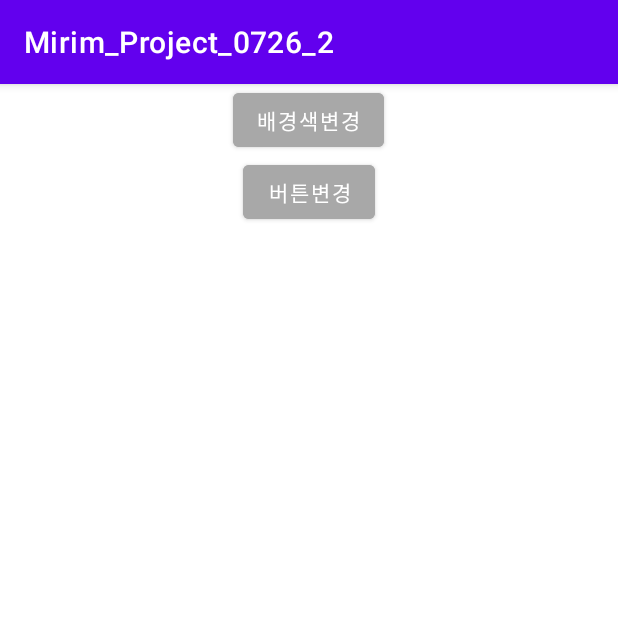
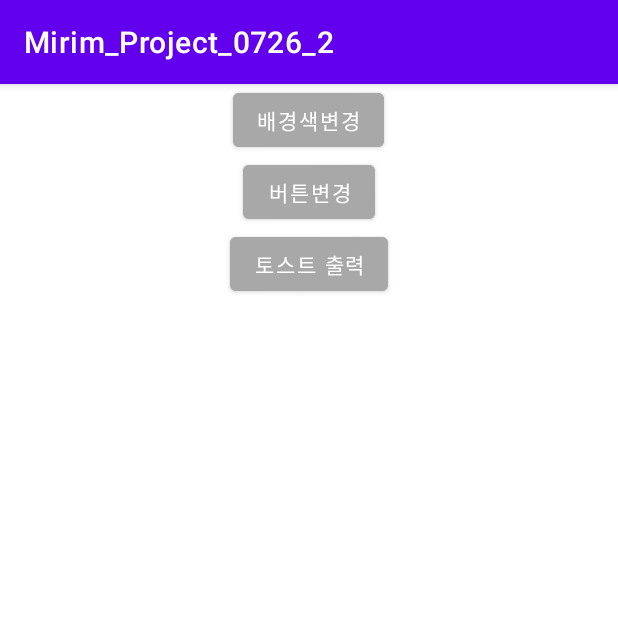
Before and after one commit to seungchae1/Mirim_Project_0726_2, an Android app: the screen it shows after launch (MainActivity), on a phone screen of 412 x 824 dp, the top half of it. Run offline under Robolectric (Android 15) with nearby library versions, the phone set to English and light mode, and no system bars.

Commit message:
Toast 위치변경(API28이하에서 실행)

```diff
--- a/app/src/main/java/kr/hs/emirim/s2125/mirim_project_0726_2/MainActivity.java
+++ b/app/src/main/java/kr/hs/emirim/s2125/mirim_project_0726_2/MainActivity.java
@@ -6,11 +6,13 @@ import androidx.appcompat.app.AppCompatActivity;
 import android.graphics.Color;
 import android.os.Bundle;
 import android.view.ContextMenu;
+import android.view.Gravity;
 import android.view.MenuInflater;
 import android.view.MenuItem;
 import android.view.View;
 import android.widget.Button;
 import android.widget.LinearLayout;
+import android.widget.Toast;
 
 public class MainActivity extends AppCompatActivity {
     LinearLayout linear;
@@ -26,7 +28,19 @@ public class MainActivity extends AppCompatActivity {
 
         registerForContextMenu(btn1); //롱클릭시 나타나게 contextmenu로 설정
         registerForContextMenu(btn2);
+
+        Button btn3 = findViewById(R.id.btn_toast);
+        btn3.setOnClickListener(toastListener);
     }
+
+    View.OnClickListener toastListener = new View.OnClickListener() {
+        @Override
+        public void onClick(View view) {
+            Toast t = Toast.makeText(MainActivity.this, "토스트위치변경연습",Toast.LENGTH_SHORT);
+            t.setGravity(Gravity.CENTER, 0,0);
+            t.show();
+        }
+    };
 
     @Override
     public void onCreateContextMenu(ContextMenu menu, View v, ContextMenu.ContextMenuInfo menuInfo) {
--- a/app/src/main/res/layout/activity_main.xml
+++ b/app/src/main/res/layout/activity_main.xml
@@ -21,5 +21,11 @@
         android:layout_height="wrap_content"
         android:backgroundTint="#A8A8A8"
         android:text="버튼변경"/>
+    <Button
+        android:id="@+id/btn_toast"
+        android:layout_width="wrap_content"
+        android:layout_height="wrap_content"
+        android:backgroundTint="#A8A8A8"
+        android:text="토스트 출력"/>
 
 </LinearLayout>
```
